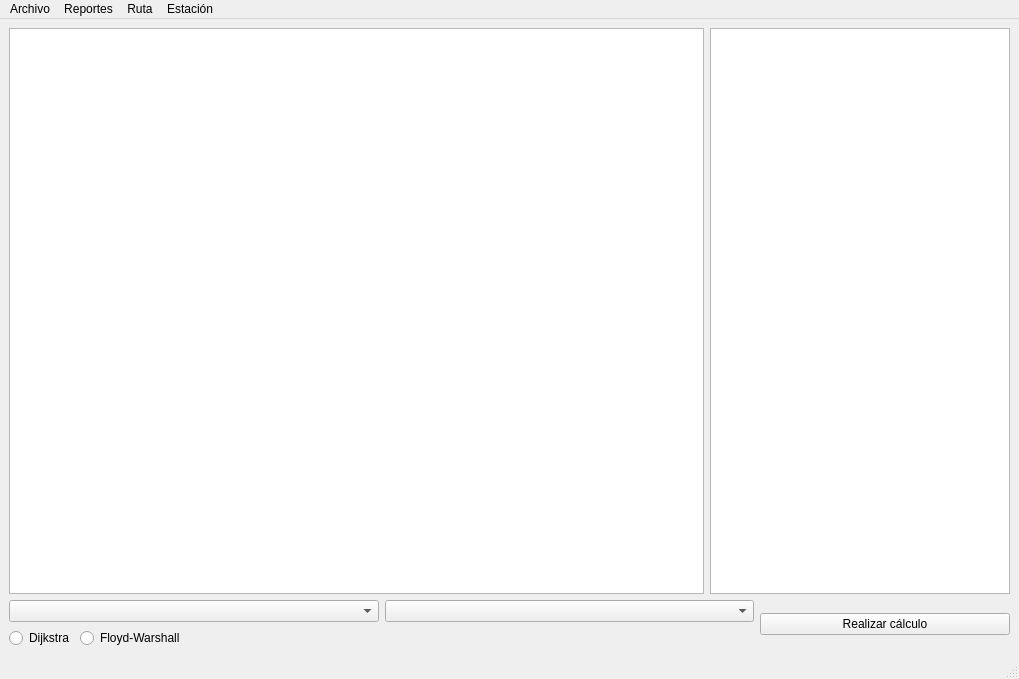
Qt form RoutyC/mainwindow.ui (quesadx/RoutyC) before a commit.
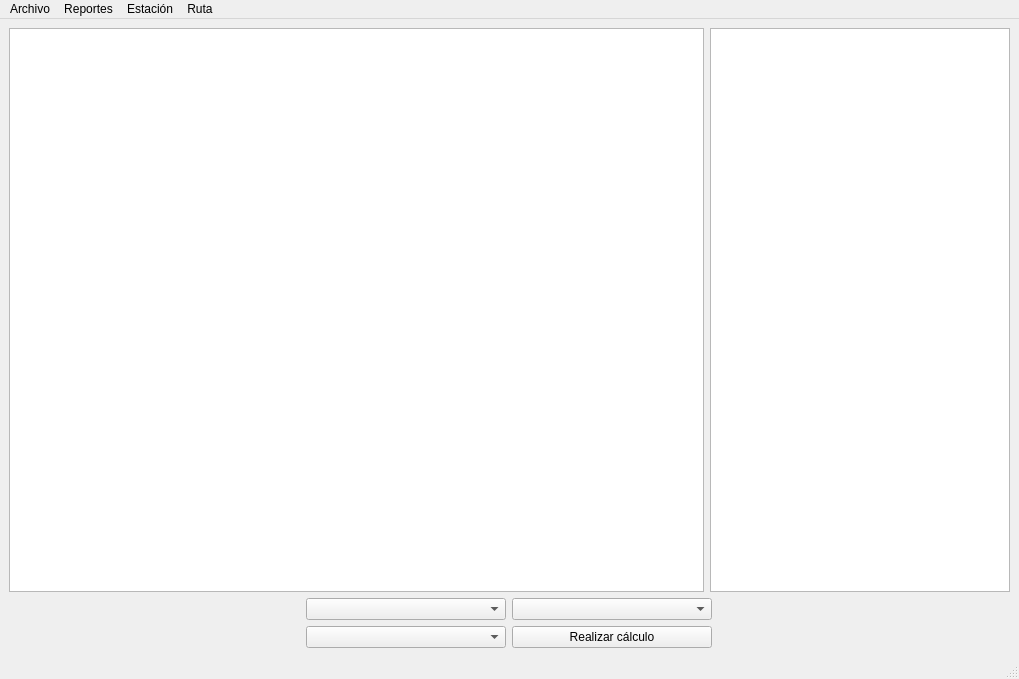
The same form after that commit.

Commit message: Refactor logging to use std::cout and update UI elements for algorithm selection

Diff of the .ui file:
```diff
--- a/RoutyC/mainwindow.ui
+++ b/RoutyC/mainwindow.ui
@@ -50,37 +50,60 @@
     </item>
     <item>
      <layout class="QHBoxLayout" name="horizontalLayout">
+      <property name="sizeConstraint">
+       <enum>QLayout::SizeConstraint::SetDefaultConstraint</enum>
+      </property>
       <item>
        <layout class="QVBoxLayout" name="verticalLayout_4">
+        <property name="sizeConstraint">
+         <enum>QLayout::SizeConstraint::SetDefaultConstraint</enum>
+        </property>
         <item>
          <layout class="QHBoxLayout" name="horizontalLayout_2">
           <item>
-           <widget class="QComboBox" name="cbOrigin"/>
+           <widget class="QComboBox" name="cbOrigin">
+            <property name="maximumSize">
+             <size>
+              <width>200</width>
+              <height>16777215</height>
+             </size>
+            </property>
+           </widget>
           </item>
           <item>
-           <widget class="QComboBox" name="cbDestination"/>
+           <widget class="QComboBox" name="cbDestination">
+            <property name="maximumSize">
+             <size>
+              <width>200</width>
+              <height>16777215</height>
+             </size>
+            </property>
+           </widget>
           </item>
          </layout>
         </item>
         <item>
          <layout class="QHBoxLayout" name="horizontalLayout_3">
           <item>
-           <widget class="QRadioButton" name="rbDijkstra">
-            <property name="sizePolicy">
-             <sizepolicy hsizetype="Fixed" vsizetype="Fixed">
-              <horstretch>0</horstretch>
-              <verstretch>0</verstretch>
-             </sizepolicy>
-            </property>
-            <property name="text">
-             <string>Dijkstra</string>
+           <widget class="QComboBox" name="cbAlgorithm">
+            <property name="maximumSize">
+             <size>
+              <width>200</width>
+              <height>16777215</height>
+             </size>
             </property>
            </widget>
           </item>
           <item>
-           <widget class="QRadioButton" name="rbFloydWarshall">
+           <widget class="QPushButton" name="pbCalculateWithAlgorithm">
+            <property name="maximumSize">
+             <size>
+              <width>200</width>
+              <height>16777215</height>
+             </size>
+            </property>
             <property name="text">
-             <string>Floyd-Warshall</string>
+             <string>Realizar cálculo</string>
             </property>
            </widget>
           </item>
@@ -88,19 +111,6 @@
         </item>
        </layout>
       </item>
-      <item>
-       <widget class="QPushButton" name="pbCalculateWithAlgorithm">
-        <property name="maximumSize">
-         <size>
-          <width>250</width>
-          <height>16777215</height>
-         </size>
-        </property>
-        <property name="text">
-         <string>Realizar cálculo</string>
-        </property>
-       </widget>
-      </item>
      </layout>
     </item>
    </layout>
@@ -143,8 +153,8 @@
    </widget>
    <addaction name="menuFile"/>
    <addaction name="menuReports"/>
-   <addaction name="menuRuta"/>
    <addaction name="menuEstaci_n"/>
+   <addaction name="menuRuta"/>
   </widget>
   <widget class="QStatusBar" name="statusbar"/>
   <action name="actionSave">
```
Left out of the diff: 14 changed lines with no effect on the pictures. The commit also changes 3 other files.
